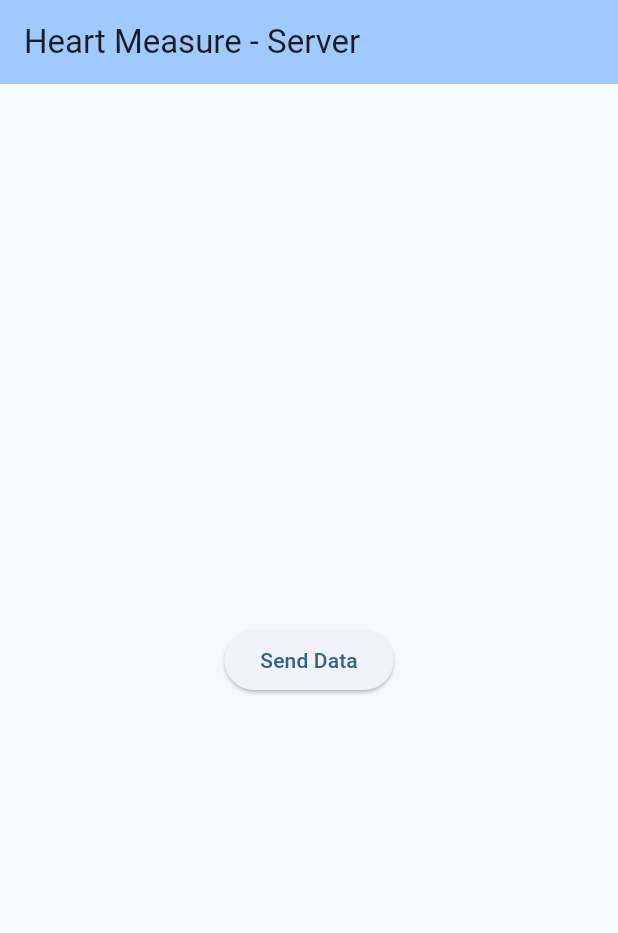
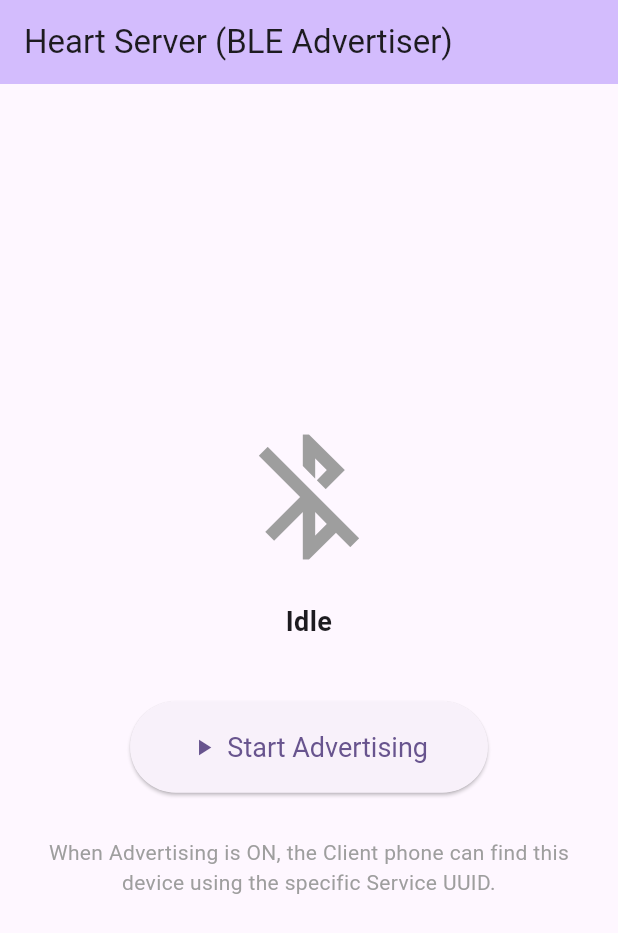
Before and after one commit to pedao018/heart_03, a Flutter app: the ServerPage screen opened directly, on a phone screen of 412 x 824 dp. Shown: the top 933 px of the screen. Run offline on Flutter 3.47's test engine with Material 3 defaults, Android fonts, the phone set to English and light mode, and no system bars; our stand-ins replace flutter_blue_plus, geolocator, permission_handler; missing offline and left inert: flutter_ble_peripheral, flutter_bluetooth_serial_plus.

Commit message:
update: modify Server App

```diff
--- a/lib/main.dart
+++ b/lib/main.dart
@@ -3,6 +3,6 @@ import 'package:heart_03/client/client_app.dart';
 import 'package:heart_03/server/server_app.dart';
 
 void main() {
-  runApp(const ClientApp());
-  // runApp(const ServerApp());
+  // runApp(const ClientApp());
+   runApp(const ServerApp());
 }
--- a/lib/server/server_app.dart
+++ b/lib/server/server_app.dart
@@ -1,5 +1,7 @@
+import 'dart:async';
 import 'package:flutter/material.dart';
-import 'package:heart_03/utils/utils.dart';
+import 'package:flutter_ble_peripheral/flutter_ble_peripheral.dart';
+import 'package:permission_handler/permission_handler.dart';
 
 class ServerApp extends StatelessWidget {
   const ServerApp({super.key});
@@ -7,16 +9,19 @@ class ServerApp extends StatelessWidget {
   @override
   Widget build(BuildContext context) {
     return MaterialApp(
-      title: 'Heart Measure Demo',
-      theme: ThemeData(colorScheme: .fromSeed(seedColor: Colors.deepPurple)),
-      home: const ServerPage(title: 'Heart Measure - Server'),
+      title: 'BLE Server',
+      debugShowCheckedModeBanner: false,
+      theme: ThemeData(
+        colorScheme: ColorScheme.fromSeed(seedColor: Colors.deepPurple),
+        useMaterial3: true,
+      ),
+      home: const ServerPage(title: 'Heart Server (BLE Advertiser)'),
     );
   }
 }
 
 class ServerPage extends StatefulWidget {
   const ServerPage({super.key, required this.title});
-
   final String title;
 
   @override
@@ -24,27 +29,118 @@ class ServerPage extends StatefulWidget {
 }
 
 class _ServerPageState extends State<ServerPage> {
-  void init() {
-    Utils.instance.printLogs("ServerPage", "init");
+  final FlutterBlePeripheral blePeripheral = FlutterBlePeripheral();
+  bool _isAdvertising = false;
+  String _status = "Idle";
+  StreamSubscription? _stateSubscription;
+
+  @override
+  void initState() {
+    super.initState();
+    _checkPermissions();
+    _listenToState();
+  }
+
+  void _listenToState() {
+    _stateSubscription = blePeripheral.onPeripheralStateChanged?.listen((state) {
+      setState(() {
+        _status = "Peripheral State: ${state.name}";
+      });
+    });
+  }
+
+  Future<void> _checkPermissions() async {
+    await [
+      Permission.bluetoothScan,
+      Permission.bluetoothConnect,
+      Permission.bluetoothAdvertise,
+      Permission.location,
+    ].request();
+  }
+
+  void _toggleAdvertising() async {
+    try {
+      final bool isSupported = await blePeripheral.isSupported;
+      if (!isSupported) {
+        setState(() => _status = "BLE Advertising not supported");
+        return;
+      }
+
+      final bool advertising = await blePeripheral.isAdvertising;
+      if (advertising) {
+        await blePeripheral.stop();
+        setState(() {
+          _isAdvertising = false;
+          _status = "Stopped Advertising";
+        });
+      } else {
+        // Define the advertisement data
+        final AdvertiseData advertiseData = AdvertiseData(
+          serviceUuid: 'bf27730d-860a-4e09-889c-2d8b6a9e0fe7', // Custom UUID
+          localName: 'HeartServer-A54',
+          includeDeviceName: true,
+        );
+
+        await blePeripheral.start(advertiseData: advertiseData);
+        setState(() {
+          _isAdvertising = true;
+          _status = "Advertising... (Visible to Client)";
+        });
+      }
+    } catch (e) {
+      setState(() {
+        _status = "Error: $e";
+      });
+    }
+  }
+
+  @override
+  void dispose() {
+    _stateSubscription?.cancel();
+    super.dispose();
   }
 
   @override
   Widget build(BuildContext context) {
     return Scaffold(
       appBar: AppBar(
+        title: Text(widget.title),
         backgroundColor: Theme.of(context).colorScheme.inversePrimary,
-        title: Text(widget.title),
       ),
       body: Center(
         child: Column(
-          mainAxisAlignment: .center,
+          mainAxisAlignment: MainAxisAlignment.center,
           children: [
-            ElevatedButton(
-              onPressed: () {
-                init();
-              },
-              child: Text("Send Data"),
+            Icon(
+              _isAdvertising ? Icons.bluetooth_searching : Icons.bluetooth_disabled,
+              size: 100,
+              color: _isAdvertising ? Colors.deepPurple : Colors.grey,
             ),
+            const SizedBox(height: 20),
+            Text(
+              _status,
+              style: const TextStyle(fontSize: 18, fontWeight: FontWeight.bold),
+              textAlign: TextAlign.center,
+            ),
+            const SizedBox(height: 40),
+            ElevatedButton.icon(
+              onPressed: _toggleAdvertising,
+              icon: Icon(_isAdvertising ? Icons.stop : Icons.play_arrow),
+              label: Text(_isAdvertising ? "Stop Advertising" : "Start Advertising"),
+              style: ElevatedButton.styleFrom(
+                padding: const EdgeInsets.symmetric(horizontal: 40, vertical: 20),
+                textStyle: const TextStyle(fontSize: 18),
+              ),
+            ),
+            const SizedBox(height: 30),
+            const Padding(
+              padding: EdgeInsets.symmetric(horizontal: 30),
+              child: Text(
+                "When Advertising is ON, the Client phone can find this device using the specific Service UUID.",
+                textAlign: TextAlign.center,
+                style: TextStyle(color: Colors.grey, fontSize: 14),
+              ),
+            )
           ],
         ),
       ),
--- a/pubspec.yaml
+++ b/pubspec.yaml
@@ -14,6 +14,7 @@ dependencies:
   cupertino_icons: ^1.0.8
   flutter_bluetooth_serial_plus: ^0.5.1
   flutter_blue_plus: ^2.2.1
+  flutter_ble_peripheral: ^2.1.0
   permission_handler: ^11.3.1
   geolocator: ^13.0.1
 
```
Also changed, not shown: pubspec.lock.
